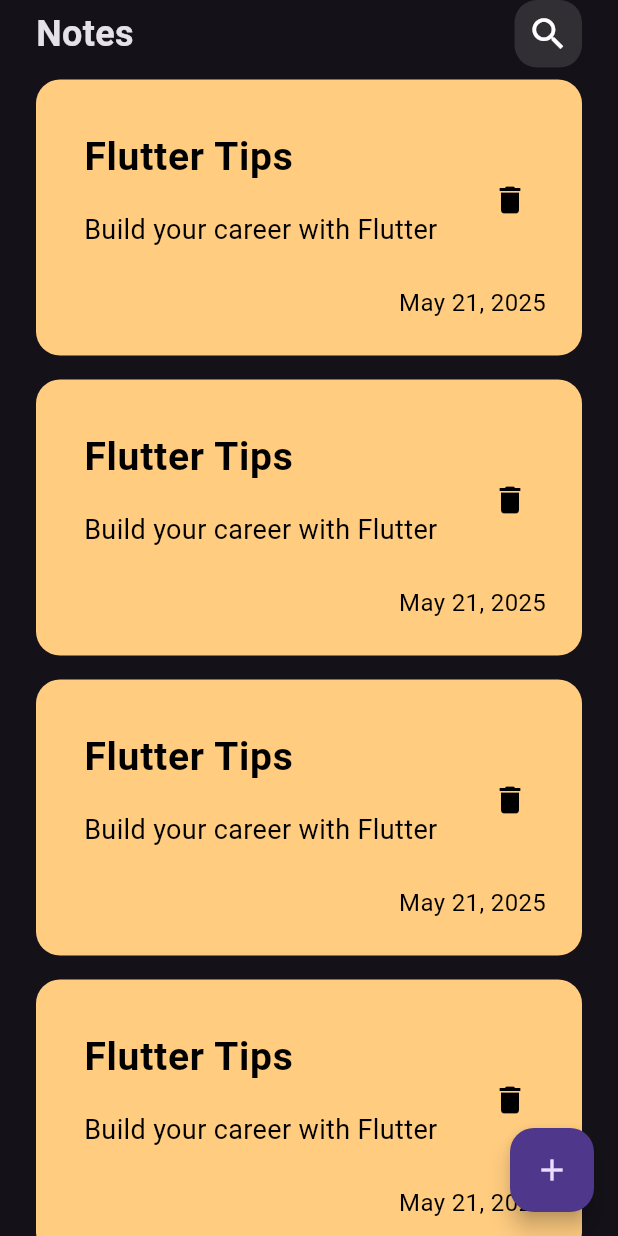
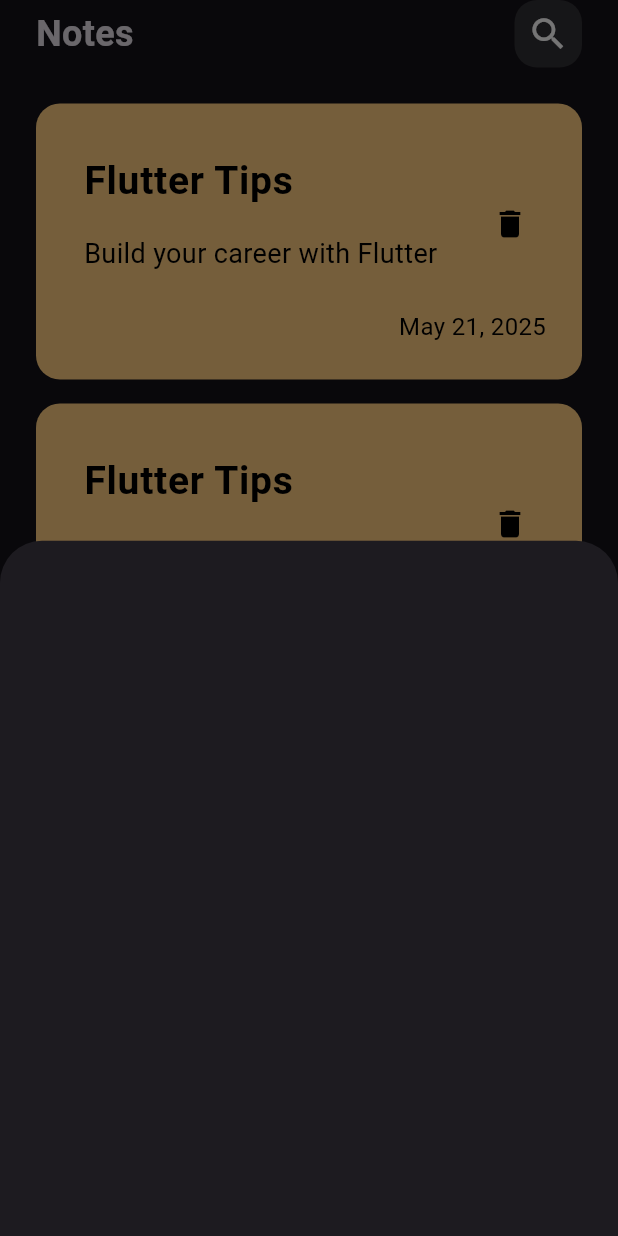
Before and after one commit to MohamedHany1512/notesApp, a Flutter app: the screen it shows after launch, after a tap on the "add" icon, on a phone screen of 412 x 824 dp. Run offline on Flutter 3.47's test engine with Material 3 defaults, Android fonts, the phone set to English and light mode, and no system bars.

```diff
--- a/lib/views/notes_view.dart
+++ b/lib/views/notes_view.dart
@@ -1,4 +1,5 @@
 import 'package:flutter/material.dart';
+import 'package:noteapp/views/widgets/add_note_bottom_sheet.dart';
 import 'package:noteapp/views/widgets/notes_view_body.dart';
 
 class NotesView extends StatelessWidget {
@@ -10,7 +11,12 @@ class NotesView extends StatelessWidget {
       body: const NotesViewBody(
 
       ),
-      floatingActionButton: FloatingActionButton(onPressed: (){},
+      floatingActionButton: FloatingActionButton(onPressed: (){
+showModalBottomSheet(context: context, builder: (context){
+  return AddNoteBottomSheet();
+});
+
+      },
       child: Icon(Icons.add),
       ),
     );
--- /dev/null
+++ b/lib/views/widgets/add_note_bottom_sheet.dart
@@ -0,0 +1,10 @@
+import 'package:flutter/material.dart';
+
+class AddNoteBottomSheet extends StatelessWidget {
+  const AddNoteBottomSheet({super.key});
+
+  @override
+  Widget build(BuildContext context) {
+    return Container ();
+  }
+}
--- a/lib/views/widgets/notes_list_view.dart
+++ b/lib/views/widgets/notes_list_view.dart
@@ -7,13 +7,17 @@ class NotesListView extends StatelessWidget {
 
   @override
   Widget build(BuildContext context) {
-    return ListView.builder(itemBuilder: (context,index){
+    return Padding(
+      padding: const EdgeInsets.symmetric(vertical: 16),
+      child: ListView.builder(itemBuilder: (context,index){
         return Padding(
           padding: const EdgeInsets.symmetric(vertical: 8 ),
           child: NoteItem(),
         );
       },
+      padding: EdgeInsets.zero,
       itemCount: 10,
+      ),
     );
   }
 }
```
Lines whose indentation alone changed are shown as unchanged.
